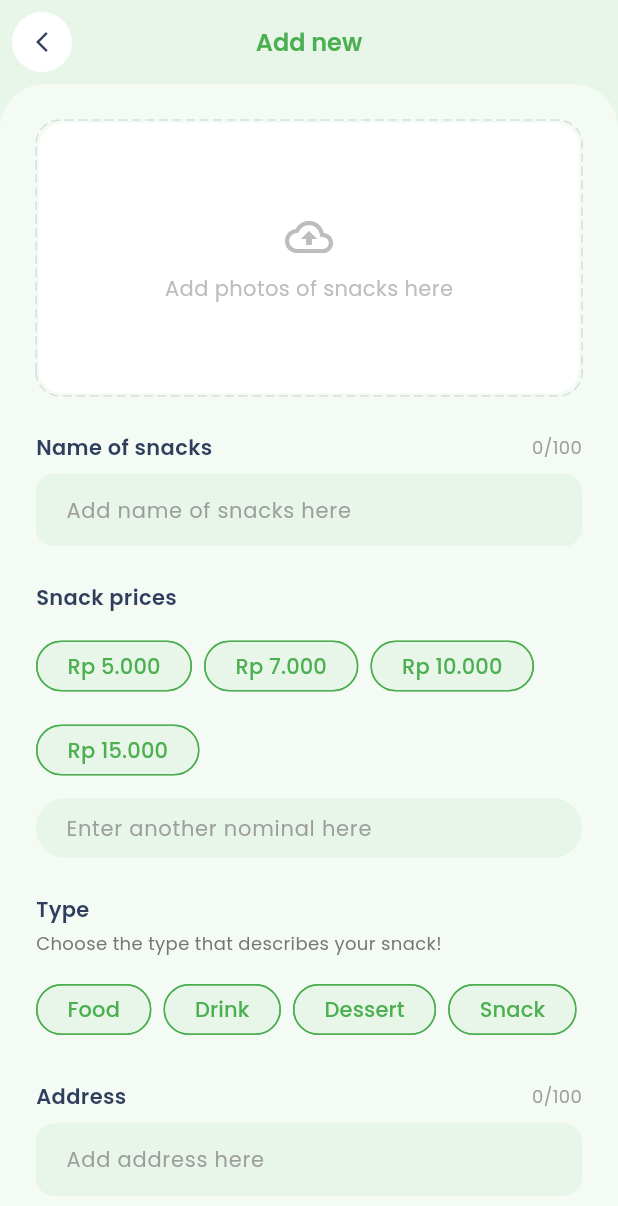
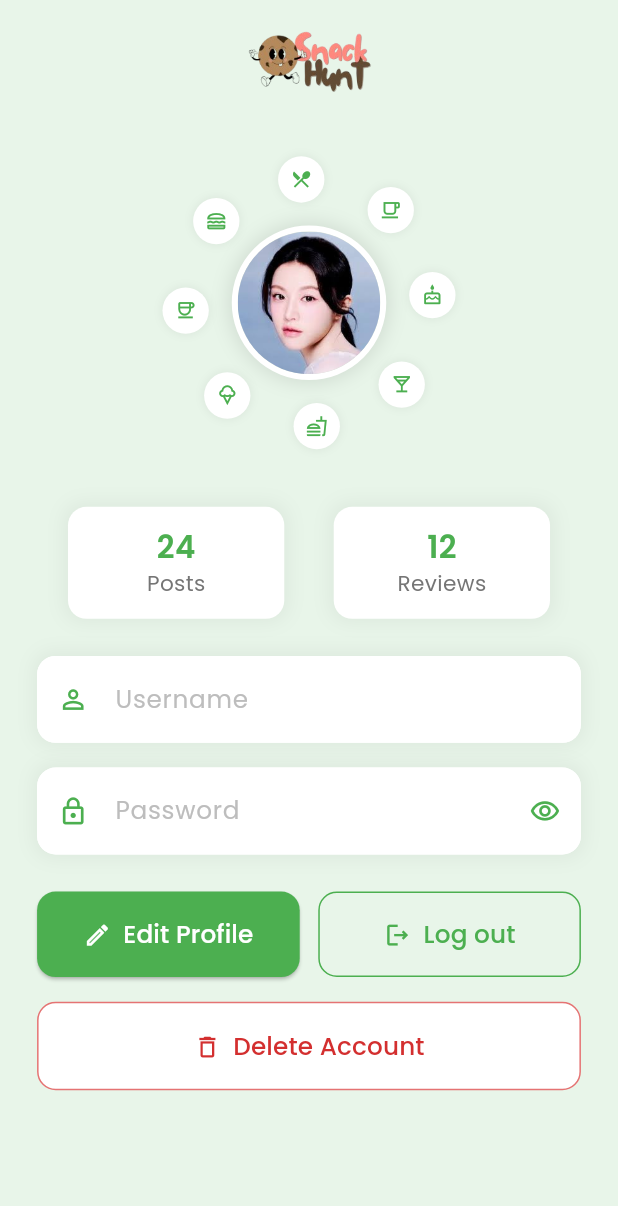
Before and after one commit to HaritsArkaan/tubes_abp, a Flutter app: the screen it shows after launch, on a phone screen of 412 x 824 dp. Shown: the top 1206 px of the screen. Run offline on Flutter 3.47's test engine with Material 3 defaults, Android fonts, the phone set to English and light mode, and no system bars; drawn by our look-alikes of dotted_border; our stand-ins replace awesome_dialog, google_fonts, image_picker.

Commit message:
profile fix

```diff
--- a/lib/main.dart
+++ b/lib/main.dart
@@ -5,6 +5,7 @@ import 'login.dart';
 import 'register.dart';
 import 'dashboard.dart';
 import 'tambahJajanan.dart';
+import 'profile.dart';
 
 void main() {
   WidgetsFlutterBinding.ensureInitialized();
@@ -46,12 +47,13 @@ class MyApp extends StatelessWidget {
           ),
         ),
       ),
-      initialRoute: '/tambahJajanan',
+      initialRoute: '/profile',
       routes: {
         '/login': (context) => const LoginPage(),
         '/register': (context) => const RegisterPage(),
         '/dashboard': (context) => const DashboardPage(),
         '/tambahJajanan': (context) => const AddSnackPage(),
+        '/profile': (context) => const ProfilePage(),
       },
     );
   }
--- /dev/null
+++ b/lib/profile.dart
@@ -0,0 +1,410 @@
+import 'package:flutter/material.dart';
+import 'package:google_fonts/google_fonts.dart';
+import 'dart:math' show cos, sin, pi;
+
+class ProfilePage extends StatefulWidget {
+  const ProfilePage({Key? key}) : super(key: key);
+
+  @override
+  State<ProfilePage> createState() => _ProfilePageState();
+}
+
+class _ProfilePageState extends State<ProfilePage> with TickerProviderStateMixin {
+  final TextEditingController _usernameController = TextEditingController();
+  final TextEditingController _passwordController = TextEditingController();
+  bool _obscurePassword = true;
+
+  late AnimationController _rotationController;
+
+  // Food-related icons in a more minimal style
+  final List<IconData> foodIcons = [
+    Icons.restaurant_menu_outlined,
+    Icons.local_cafe_outlined,
+    Icons.cake_outlined,
+    Icons.local_bar_outlined,
+    Icons.fastfood_outlined,
+    Icons.icecream_outlined,
+    Icons.coffee_outlined,
+    Icons.lunch_dining_outlined,
+  ];
+
+  @override
+  void initState() {
+    super.initState();
+
+    // Single rotation animation for icons
+    _rotationController = AnimationController(
+      duration: const Duration(seconds: 30), // Slower rotation
+      vsync: this,
+    )..repeat();
+  }
+
+  @override
+  void dispose() {
+    _rotationController.dispose();
+    _usernameController.dispose();
+    _passwordController.dispose();
+    super.dispose();
+  }
+
+  @override
+  Widget build(BuildContext context) {
+    final size = MediaQuery.of(context).size;
+
+    return Scaffold(
+      body: Container(
+        height: size.height,
+        width: size.width,
+        decoration: BoxDecoration(
+          gradient: LinearGradient(
+            begin: Alignment.topCenter,
+            end: Alignment.bottomCenter,
+            colors: [
+              const Color(0xFFE8F5E9),
+              Colors.green.shade50,
+            ],
+          ),
+        ),
+        child: SafeArea(
+          child: SingleChildScrollView(
+            child: Padding(
+              padding: EdgeInsets.symmetric(
+                horizontal: size.width * 0.06,
+                vertical: size.height * 0.02,
+              ),
+              child: Column(
+                children: [
+                  // Logo
+                  Image.asset(
+                    'images/logo.png',
+                    height: size.height * 0.06,
+                  ),
+                  SizedBox(height: size.height * 0.04),
+
+                  // Profile Section with Rotating Icons
+                  SizedBox(
+                    height: size.width * 0.5,
+                    width: size.width * 0.5,
+                    child: Stack(
+                      alignment: Alignment.center,
+                      children: [
+                        // Rotating icons
+                        ...List.generate(foodIcons.length, (index) {
+                          return AnimatedBuilder(
+                            animation: _rotationController,
+                            builder: (context, child) {
+                              final angle = 2 * pi * index / foodIcons.length;
+                              final rotationAngle = _rotationController.value * 2 * pi;
+                              final radius = size.width * 0.2;
+                              final x = cos(angle - rotationAngle) * radius;
+                              final y = sin(angle - rotationAngle) * radius;
+
+                              return Transform(
+                                transform: Matrix4.translationValues(x, y, 0),
+                                child: Container(
+                                  padding: EdgeInsets.all(size.width * 0.02),
+                                  decoration: BoxDecoration(
+                                    color: Colors.white,
+                                    shape: BoxShape.circle,
+                                    boxShadow: [
+                                      BoxShadow(
+                                        color: Colors.black.withOpacity(0.05),
+                                        blurRadius: 4,
+                                        spreadRadius: 1,
+                                      ),
+                                    ],
+                                  ),
+                                  child: Icon(
+                                    foodIcons[index],
+                                    color: const Color(0xFF4CAF50),
+                                    size: size.width * 0.035,
+                                  ),
+                                ),
+                              );
+                            },
+                          );
+                        }),
+
+                        // Static Profile Picture
+                        Container(
+                          width: size.width * 0.25,
+                          height: size.width * 0.25,
+                          decoration: BoxDecoration(
+                            shape: BoxShape.circle,
+                            border: Border.all(color: Colors.white, width: 4),
+                            boxShadow: [
+                              BoxShadow(
+                                color: Colors.black.withOpacity(0.1),
+                                blurRadius: 10,
+                                spreadRadius: 2,
+                              ),
+                            ],
+                          ),
+                          child: ClipRRect(
+                            borderRadius: BorderRadius.circular(size.width * 0.125),
+                            child: Image.asset(
+                              'images/profile.jpg',
+                              fit: BoxFit.cover,
+                            ),
+                          ),
+                        ),
+                      ],
+                    ),
+                  ),
+                  SizedBox(height: size.height * 0.04),
+
+                  // Rest of the code remains the same...
+                  // (Stats, Input fields, Action Buttons)
+                  Row(
+                    mainAxisAlignment: MainAxisAlignment.center,
+                    children: [
+                      _buildAnimatedStat('24', 'Posts', size),
+                      SizedBox(width: size.width * 0.08),
+                      _buildAnimatedStat('12', 'Reviews', size),
+                    ],
+                  ),
+                  SizedBox(height: size.height * 0.03),
+
+                  _buildAnimatedTextField(
+                    controller: _usernameController,
+                    hint: 'Username',
+                    icon: Icons.person_outline,
+                    size: size,
+                  ),
+                  SizedBox(height: size.height * 0.02),
+                  _buildAnimatedTextField(
+                    controller: _passwordController,
+                    hint: 'Password',
+                    icon: Icons.lock_outline,
+                    isPassword: true,
+                    size: size,
+                  ),
+                  SizedBox(height: size.height * 0.03),
+
+                  Row(
+                    children: [
+                      Expanded(
+                        child: ElevatedButton.icon(
+                          onPressed: () {},
+                          icon: Icon(Icons.edit_outlined, size: size.width * 0.045),
+                          label: Text(
+                            'Edit Profile',
+                            style: GoogleFonts.poppins(fontSize: size.width * 0.04),
+                          ),
+                          style: ElevatedButton.styleFrom(
+                            backgroundColor: const Color(0xFF4CAF50),
+                            foregroundColor: Colors.white,
+                            padding: EdgeInsets.symmetric(vertical: size.height * 0.02),
+                            shape: RoundedRectangleBorder(
+                              borderRadius: BorderRadius.circular(size.width * 0.03),
+                            ),
+                          ),
+                        ),
+                      ),
+                      SizedBox(width: size.width * 0.03),
+                      Expanded(
+                        child: OutlinedButton.icon(
+                          onPressed: () {},
+                          icon: Icon(Icons.logout_outlined, size: size.width * 0.045),
+                          label: Text(
+                            'Log out',
+                            style: GoogleFonts.poppins(fontSize: size.width * 0.04),
+                          ),
+                          style: OutlinedButton.styleFrom(
+                            foregroundColor: const Color(0xFF4CAF50),
+                            side: const BorderSide(color: Color(0xFF4CAF50)),
+                            padding: EdgeInsets.symmetric(vertical: size.height * 0.02),
+                            shape: RoundedRectangleBorder(
+                              borderRadius: BorderRadius.circular(size.width * 0.03),
+                            ),
+                          ),
+                        ),
+                      ),
+                    ],
+                  ),
+                  SizedBox(height: size.height * 0.02),
+
+                  Container(
+                    width: double.infinity,
+                    decoration: BoxDecoration(
+                      color: Colors.white,
+                      borderRadius: BorderRadius.circular(size.width * 0.03),
+                      border: Border.all(color: Colors.red.shade300),
+                    ),
+                    child: TextButton.icon(
+                      onPressed: () => _showDeleteAccountDialog(context, size),
+                      icon: Icon(
+                        Icons.delete_outline,
+                        color: Colors.red[700],
+                        size: size.width * 0.045,
+                      ),
+                      label: Text(
+                        'Delete Account',
+                        style: GoogleFonts.poppins(
+                          fontSize: size.width * 0.04,
+                          color: Colors.red[700],
+                        ),
+                      ),
+                      style: TextButton.styleFrom(
+                        padding: EdgeInsets.symmetric(vertical: size.height * 0.02),
+                        shape: RoundedRectangleBorder(
+                          borderRadius: BorderRadius.circular(size.width * 0.03),
+                        ),
+                      ),
+                    ),
+                  ),
+                ],
+              ),
+            ),
+          ),
+        ),
+      ),
+    );
+  }
+
+  // Helper methods remain the same...
+  Widget _buildAnimatedStat(String value, String title, Size size) {
+    return Container(
+      width: size.width * 0.35,
+      padding: EdgeInsets.symmetric(
+        vertical: size.height * 0.015,
+      ),
+      decoration: BoxDecoration(
+        color: Colors.white,
+        borderRadius: BorderRadius.circular(size.width * 0.03),
+        boxShadow: [
+          BoxShadow(
+            color: Colors.black.withOpacity(0.05),
+            blurRadius: 10,
+            spreadRadius: 2,
+          ),
+        ],
+      ),
+      child: Column(
+        children: [
+          Text(
+            value,
+            style: GoogleFonts.poppins(
+              fontSize: size.width * 0.05,
+              fontWeight: FontWeight.w600,
+              color: const Color(0xFF4CAF50),
+            ),
+          ),
+          Text(
+            title,
+            style: GoogleFonts.poppins(
+              fontSize: size.width * 0.035,
+              color: Colors.grey[600],
+            ),
+          ),
+        ],
+      ),
+    );
+  }
+
+  Widget _buildAnimatedTextField({
+    required TextEditingController controller,
+    required String hint,
+    required IconData icon,
+    required Size size,
+    bool isPassword = false,
+  }) {
+    return Container(
+      decoration: BoxDecoration(
+        color: Colors.white,
+        borderRadius: BorderRadius.circular(size.width * 0.03),
+        boxShadow: [
+          BoxShadow(
+            color: Colors.black.withOpacity(0.05),
+            blurRadius: 10,
+            spreadRadius: 2,
+          ),
+        ],
+      ),
+      child: TextField(
+        controller: controller,
+        obscureText: isPassword && _obscurePassword,
+        style: GoogleFonts.poppins(fontSize: size.width * 0.04),
+        decoration: InputDecoration(
+          hintText: hint,
+          hintStyle: GoogleFonts.poppins(
+            color: Colors.grey[400],
+            fontSize: size.width * 0.04,
+          ),
+          prefixIcon: Icon(
+            icon,
+            color: const Color(0xFF4CAF50),
+            size: size.width * 0.05,
+          ),
+          suffixIcon: isPassword
+              ? IconButton(
+            icon: Icon(
+              _obscurePassword
+                  ? Icons.visibility_outlined
+                  : Icons.visibility_off_outlined,
+              color: const Color(0xFF4CAF50),
+              size: size.width * 0.05,
+            ),
+            onPressed: () {
+              setState(() {
+                _obscurePassword = !_obscurePassword;
+              });
+            },
+          )
+              : null,
+          border: OutlineInputBorder(
+            borderRadius: BorderRadius.circular(size.width * 0.03),
+            borderSide: BorderSide.none,
+          ),
+          filled: true,
+          fillColor: Colors.white,
+          contentPadding: EdgeInsets.symmetric(
+            horizontal: size.width * 0.04,
+            vertical: size.height * 0.02,
+          ),
+        ),
+      ),
+    );
+  }
+
+  Future<void> _showDeleteAccountDialog(BuildContext context, Size size) async {
+    return showDialog(
+      context: context,
+      builder: (context) => AlertDialog(
+        shape: RoundedRectangleBorder(
+          borderRadius: BorderRadius.circular(size.width * 0.03),
+        ),
+        title: Text(
+          'Delete Account',
+          style: GoogleFonts.poppins(
+            fontWeight: FontWeight.w600,
+            color: Colors.red[700],
+          ),
+        ),
+        content: Text(
+          'Are you sure you want to delete your account? This action cannot be undone.',
+          style: GoogleFonts.poppins(),
+        ),
+        actions: [
+          TextButton(
+            onPressed: () => Navigator.pop(context),
+            child: Text(
+              'Cancel',
+              style: GoogleFonts.poppins(color: Colors.grey[600]),
+            ),
+          ),
+          TextButton(
+            onPressed: () {
+              // Implement delete account logic here
+              Navigator.pop(context);
+            },
+            child: Text(
+              'Delete',
+              style: GoogleFonts.poppins(color: Colors.red[700]),
+            ),
+          ),
+        ],
+      ),
+    );
+  }
+}
--- a/pubspec.yaml
+++ b/pubspec.yaml
@@ -17,6 +17,9 @@ dependencies:
   image_picker: ^1.0.4
   awesome_dialog: ^3.1.0
   dotted_border: ^2.1.0
+  flutter_tabler_icons: ^1.2.0
+  flutter_animate: ^4.2.0
+  lottie: ^2.6.0
 
 dev_dependencies:
   flutter_test:
```
Also changed, not shown: pubspec.lock.
